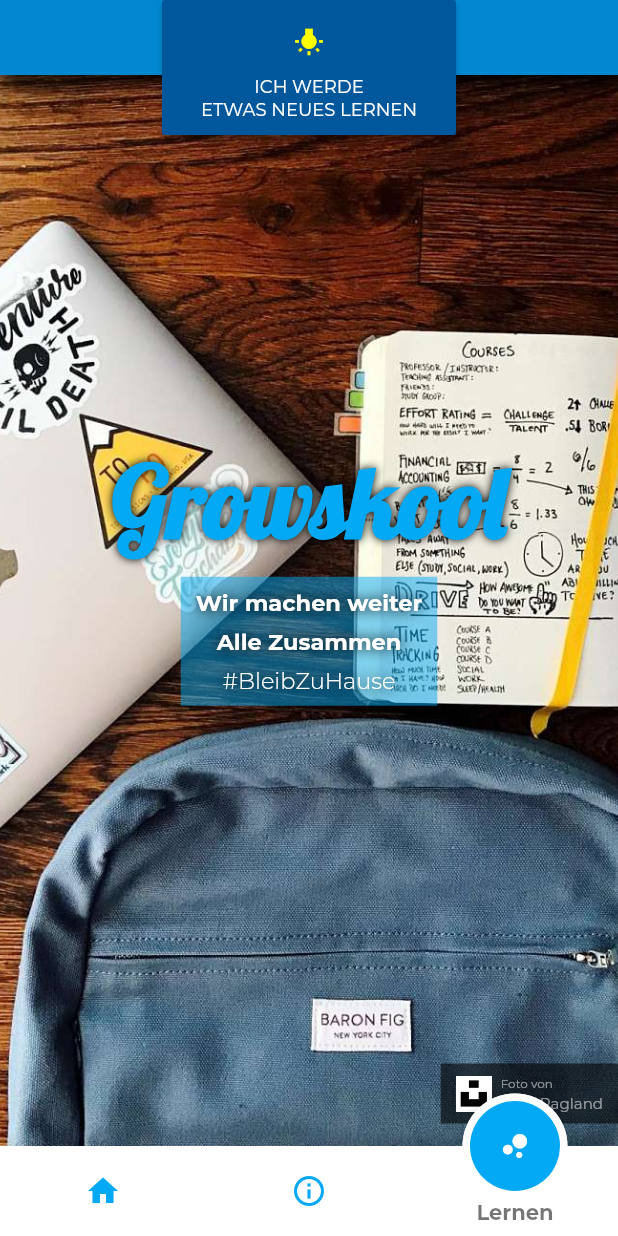
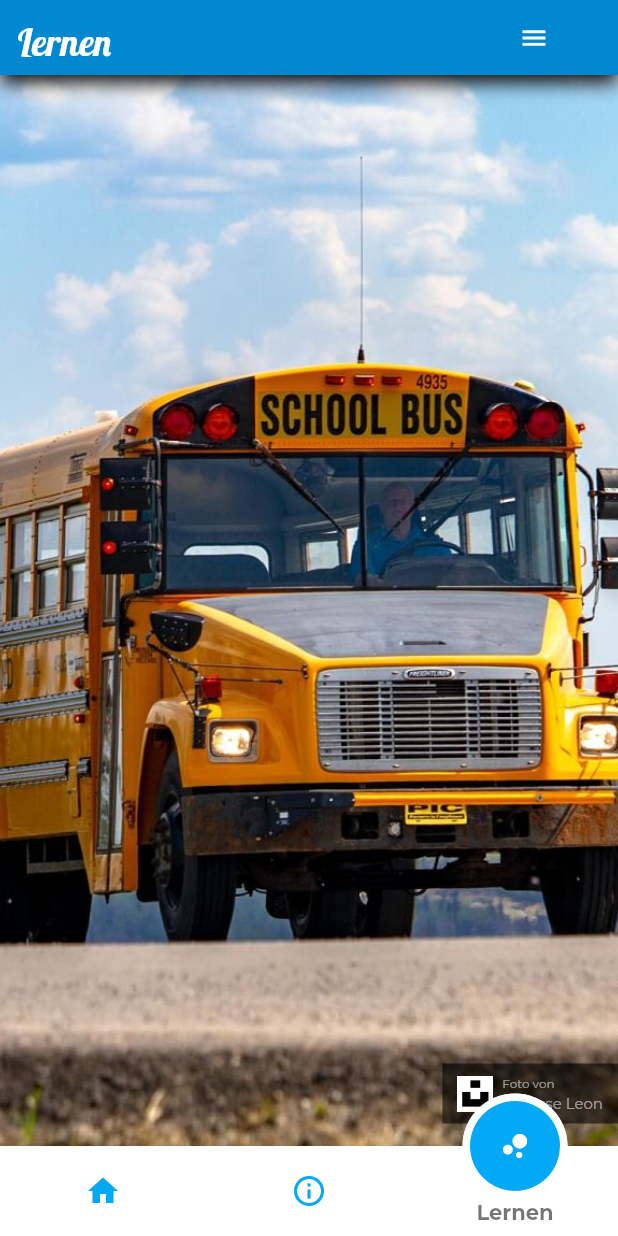
Before and after one commit to stanbeamish/skoolio, a Flutter app: the screen it shows after launch, item 3 of the bottom bar chosen, on a phone screen of 412 x 824 dp. Run offline on Flutter 3.47's test engine with Material 2 defaults, Android fonts, the light colour scheme and no system bars; drawn by our look-alikes of fancy_bottom_navigation; our stand-ins replace fluttertoast.

Commit message:
Implemented info and learning pages

```diff
--- /dev/null
+++ b/lib/screens/pages/start_screen_learning_page.dart
@@ -0,0 +1,50 @@
+import 'package:flutter/material.dart';
+import 'package:growskool/utils/unsplash_credits.dart';
+import 'package:growskool/widgets/navigation_bar.dart';
+import 'package:growskool/widgets/unsplash_badge.dart';
+
+class StartScreenLearningPage extends StatelessWidget {
+  final BoxConstraints constraints;
+
+  StartScreenLearningPage({this.constraints});
+
+  @override
+  Widget build(BuildContext context) {
+    return Container(
+      decoration: BoxDecoration(
+        image: DecorationImage(
+          image: AssetImage(UnplashCredits.photo(UnplashCredits.denisseLeon)),
+          colorFilter: ColorFilter.mode(
+            Colors.white,
+            BlendMode.colorBurn,
+          ),
+          fit: BoxFit.cover,
+        ),
+      ),
+      child: Stack(
+        children: <Widget>[
+          NavigationBar(
+            constraints: constraints,
+            pageTitle: 'Lernen',
+          ),
+          Container(
+            width: double.infinity,
+            child: Column(
+              mainAxisAlignment: MainAxisAlignment.end,
+              crossAxisAlignment: CrossAxisAlignment.end,
+              children: <Widget>[
+                UnsplashBadge(
+                  url: UnplashCredits.url(UnplashCredits.denisseLeon),
+                  photographer: UnplashCredits.name(UnplashCredits.denisseLeon),
+                ),
+                SizedBox(
+                  height: 15,
+                ),
+              ],
+            ),
+          )
+        ],
+      ),
+    );
+  }
+}
--- a/lib/screens/start_screen.dart
+++ b/lib/screens/start_screen.dart
@@ -1,9 +1,8 @@
 import 'package:fancy_bottom_navigation/fancy_bottom_navigation.dart';
 import 'package:flutter/material.dart';
-import 'package:growskool/utils/styles.dart';
-import 'package:growskool/utils/unsplash_credits.dart';
-import 'package:growskool/widgets/navigation_bar.dart';
-import 'package:growskool/widgets/unsplash_badge.dart';
+import 'package:growskool/screens/pages/start_screen_home_page.dart';
+import 'package:growskool/screens/pages/start_screen_info_page.dart';
+import 'package:growskool/screens/pages/start_screen_learning_page.dart';
 
 class StartScreen extends StatefulWidget {
   static String id = 'startscreen';
@@ -15,50 +14,24 @@ class StartScreen extends StatefulWidget {
 class _StartScreenState extends State<StartScreen> {
   int _currentPage = 0;
 
+  _getPage(int pageNo, BoxConstraints constraints) {
+    switch (pageNo) {
+      case 0:
+        return StartScreenHomePage(constraints: constraints,);
+      case 1:
+        return StartScreenInfoPage(constraints: constraints,);
+      case 2:
+        return StartScreenLearningPage(constraints: constraints,);
+    }
+  }
+
   @override
   Widget build(BuildContext context) {
     return Scaffold(
       backgroundColor: Colors.black,
       body: LayoutBuilder(
         builder: (context, constraints) {
-          return Container(
-            decoration: BoxDecoration(
-              image: DecorationImage(
-                image: AssetImage(
-                    UnplashCredits.photo(UnplashCredits.mattRagland)),
-                colorFilter: ColorFilter.mode(
-                  Colors.white,
-                  BlendMode.colorBurn,
-                ),
-                fit: BoxFit.cover,
-              ),
-            ),
-            child: Stack(
-              children: <Widget>[
-                _buildCenterTitle(context, constraints),
-                NavigationBar(constraints),
-                _buildClaimBadge(constraints),
-                Container(
-                  width: double.infinity,
-                  child: Column(
-                    mainAxisAlignment: MainAxisAlignment.end,
-                    crossAxisAlignment: CrossAxisAlignment.end,
-                    children: <Widget>[
-                      UnsplashBadge(
-                        url: UnplashCredits.url(
-                            UnplashCredits.mattRagland),
-                        photographer: UnplashCredits.name(
-                            UnplashCredits.mattRagland),
-                      ),
-                      SizedBox(
-                        height: 15,
-                      ),
-                    ],
-                  ),
-                ),
-              ],
-            ),
-          );
+          return _getPage(_currentPage, constraints);
         },
       ),
       bottomNavigationBar: FancyBottomNavigation(
@@ -68,14 +41,8 @@ class _StartScreenState extends State<StartScreen> {
             iconData: Icons.home,
             title: 'Start',
           ),
-          TabData(
-              iconData: Icons.info_outline,
-              title: 'Info'
-          ),
-          TabData(
-              iconData: Icons.bubble_chart,
-              title: 'Lernen'
-          ),
+          TabData(iconData: Icons.info_outline, title: 'Info'),
+          TabData(iconData: Icons.bubble_chart, title: 'Lernen'),
         ],
         onTabChangedListener: (position) {
           setState(() {
@@ -85,124 +52,4 @@ class _StartScreenState extends State<StartScreen> {
       ),
     );
   }
-
-  Widget _buildClaimBadge(BoxConstraints constraints) {
-    double _fontSize = constraints.maxWidth > 800 ? 25.0 : 12.0;
-    double _iconSize = constraints.maxWidth > 800 ? 45.0 : 20.0;
-    double _sizeBoxHeight = constraints.maxWidth > 800 ? 20.0 : 12.0;
-    double _claimButtonHeight = constraints.maxHeight > 800 ? 150.0 : 90;
-
-    return Row(
-      mainAxisAlignment: MainAxisAlignment.center,
-      children: <Widget>[
-        Container(
-          height: _claimButtonHeight,
-          child: RaisedButton(
-            onPressed: () {},
-            color: Colors.lightBlue[900],
-            child: Padding(
-              padding: const EdgeInsets.all(10),
-              child: Column(
-                mainAxisAlignment: MainAxisAlignment.end,
-                children: <Widget>[
-                  Icon(
-                    Icons.wb_incandescent,
-                    size: _iconSize,
-                    color: Colors.yellowAccent[200],
-                  ),
-                  SizedBox(
-                    height: _sizeBoxHeight,
-                  ),
-                  Text(
-                    'ICH WERDE',
-                    style: TextStyle(
-                      decoration: TextDecoration.none,
-                      fontSize: _fontSize,
-                      color: Colors.white,
-                    ),
-                  ),
-                  Text(
-                    'ETWAS NEUES LERNEN',
-                    style: TextStyle(
-                      decoration: TextDecoration.none,
-                      fontSize: _fontSize,
-                      color: Colors.white,
-                    ),
-                  ),
-                ],
-              ),
-            ),
-          ),
-        ),
-      ],
-    );
-  }
-
-  Widget _buildCenterTitle(BuildContext context, BoxConstraints constraints) {
-    return Container(
-      width: double.infinity,
-      child: Column(
-        mainAxisSize: MainAxisSize.max,
-        mainAxisAlignment: MainAxisAlignment.center,
-        crossAxisAlignment: CrossAxisAlignment.center,
-        children: <Widget>[
-          Text(
-            ' Growskool ',
-            style: TextStyle(
-              decoration: TextDecoration.none,
-              fontSize: constraints.maxWidth > 800 ? 135 : 65,
-              fontWeight: FontWeight.bold,
-              fontStyle: FontStyle.normal,
-              color: Colors.lightBlue,
-              fontFamily: 'Lobster',
-              shadows: [
-                BoxShadow(
-                  offset: Offset(0, 0),
-                  color: Colors.black,
-                  blurRadius: constraints.maxWidth > 800 ? 20.0 : 7.0,
-                  spreadRadius: constraints.maxWidth > 800 ? 20.0 : 7.0,
-                )
-              ],
-            ),
-          ),
-          SizedBox(height: 10,),
-          Container(
-            padding: const EdgeInsets.symmetric(
-                horizontal: 10.0, vertical: 8.0),
-            decoration: BoxDecoration(
-              color: Color(0xFF03A9F4).withOpacity(0.5),
-            ),
-            child: Column(
-              children: <Widget>[
-                Text(
-                  'Wir machen weiter',
-                  style: constraints.maxWidth > 800
-                      ? kBoldLetters25
-                      : kBoldLetters15,
-                ),
-                SizedBox(
-                  height: 8,
-                ),
-                Text(
-                  'Alle Zusammen',
-                  style: constraints.maxWidth > 800
-                      ? kBoldLetters25
-                      : kBoldLetters15,
-                ),
-                SizedBox(
-                  height: 8,
-                ),
-                Text(
-                  '#BleibZuHause',
-                  style: constraints.maxWidth > 800
-                      ? kNormalLetters20
-                      : kNormalLetters15,
-                ),
-              ],
-            ),
-          ),
-        ],
-      ),
-    );
-  }
 }
--- a/lib/widgets/navigation_bar.dart
+++ b/lib/widgets/navigation_bar.dart
@@ -2,9 +2,10 @@ import 'package:flutter/material.dart';
 import 'package:growskool/widgets/topic_button.dart';
 
 class NavigationBar extends StatelessWidget {
+  final String pageTitle;
   final BoxConstraints constraints;
 
-  const NavigationBar(this.constraints);
+  const NavigationBar({@required this.constraints, @required this.pageTitle});
 
   @override
   Widget build(BuildContext context) {
@@ -33,23 +34,29 @@ class NavigationBar extends StatelessWidget {
         crossAxisAlignment: CrossAxisAlignment.start,
         mainAxisAlignment: MainAxisAlignment.spaceBetween,
         children: <Widget>[
-          TopicButton(
-            onPressed: () {},
-            caption: 'Startseite',
-            fontSize: 20,
+          Text(
+            pageTitle,
+            style: TextStyle(
+                fontSize: 25, fontFamily: 'Lobster', color: Colors.white),
           ),
           Row(
             children: <Widget>[
               TopicButton(
-                onPressed: () {},
+                onPressed: () {
+                  //TODO: create the Deutsch page
+                },
                 caption: 'Deutsch',
               ),
               TopicButton(
-                onPressed: () {},
+                onPressed: () {
+                  //TODO: create the Mathe page
+                },
                 caption: 'Mathe',
               ),
               TopicButton(
-                onPressed: () {},
+                onPressed: () {
+                  //TODO: create the Sachkunde page
+                },
                 caption: 'Sachkunde',
               ),
             ],
@@ -58,8 +65,26 @@ class NavigationBar extends StatelessWidget {
       );
     } else {
       return Container(
+        width: double.infinity,
         height: 40,
         color: Colors.lightBlue[700],
+        child: Row(
+          crossAxisAlignment: CrossAxisAlignment.start,
+          mainAxisAlignment: MainAxisAlignment.spaceBetween,
+          children: <Widget>[
+            Text(
+              pageTitle,
+              style: TextStyle(
+                  fontSize: 25, fontFamily: 'Lobster', color: Colors.white),
+            ),
+            FlatButton(
+              onPressed: () {
+                //TODO: create the dropdown menu
+              },
+              child: Icon(Icons.menu, color: Colors.white, size: 20,),
+            ),
+          ],
+        ),
       );
     }
   }
```
Also changed, not shown: lib/screens/pages/start_screen_home_page.dart (added, +54 -0 lines), lib/screens/pages/start_screen_info_page.dart (added, +50 -0 lines), lib/widgets/center_title.dart (added, +79 -0 lines), lib/widgets/claim_badge.dart (added, +60 -0 lines), 1 other file.
